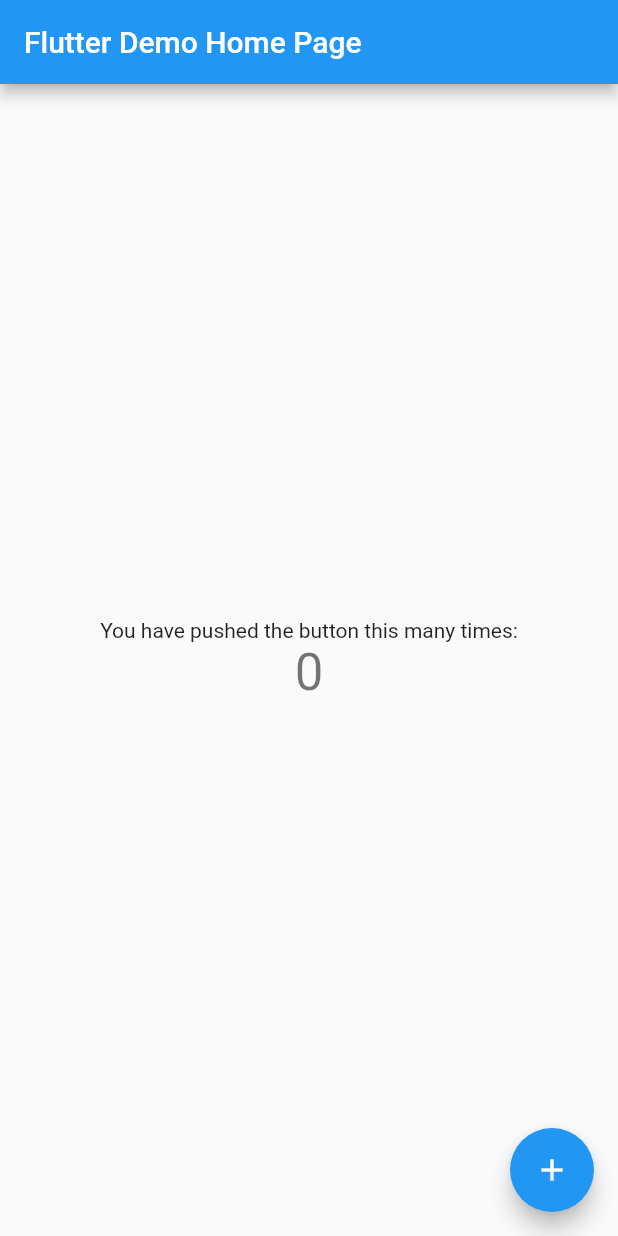
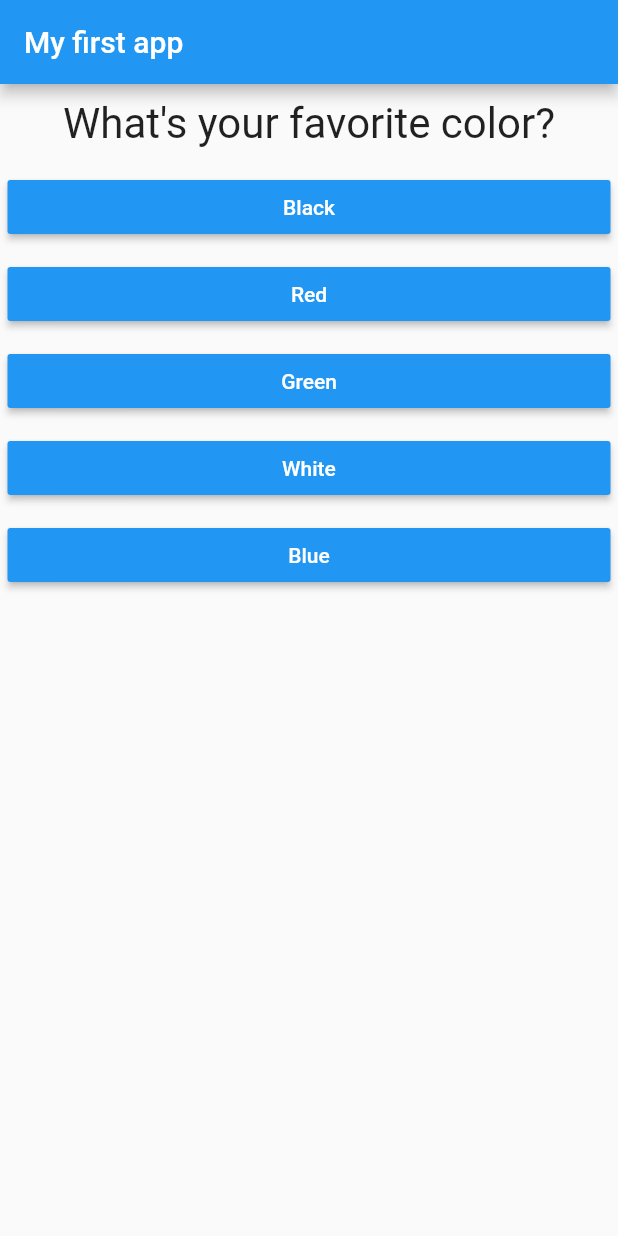
Before and after one commit to eduardoreche/flutter-quiz, a Flutter app: the screen it shows after launch, on a phone screen of 412 x 824 dp. Run offline on Flutter 3.47's test engine with Material 2 defaults, Android fonts, the phone set to English and light mode, and no system bars.

Commit message:
final version quiz course

```diff
--- /dev/null
+++ b/lib/answer.dart
@@ -0,0 +1,22 @@
+import 'package:flutter/material.dart';
+
+class Answer extends StatelessWidget {
+  final Function selectHandler;
+  final String answerText;
+
+  Answer(this.selectHandler, String this.answerText);
+
+  @override
+  Widget build(BuildContext context) {
+    return Container(
+      width: double.infinity,
+      margin: EdgeInsets.all(5),
+      child: RaisedButton(
+        color: Colors.blue,
+        textColor: Colors.white,
+        child: Text(answerText),
+        onPressed: selectHandler,
+      ),
+    );
+  }
+}
--- a/lib/main.dart
+++ b/lib/main.dart
@@ -1,111 +1,79 @@
 import 'package:flutter/material.dart';
+
+import './quiz.dart';
+import './result.dart';
 
 void main() => runApp(MyApp());
 
-class MyApp extends StatelessWidget {
-  // This widget is the root of your application.
+class MyApp extends StatefulWidget {
   @override
-  Widget build(BuildContext context) {
-    return MaterialApp(
-      title: 'Flutter Demo',
-      theme: ThemeData(
-        // This is the theme of your application.
-        //
-        // Try running your application with "flutter run". You'll see the
-        // application has a blue toolbar. Then, without quitting the app, try
-        // changing the primarySwatch below to Colors.green and then invoke
-        // "hot reload" (press "r" in the console where you ran "flutter run",
-        // or simply save your changes to "hot reload" in a Flutter IDE).
-        // Notice that the counter didn't reset back to zero; the application
-        // is not restarted.
-        primarySwatch: Colors.blue,
-      ),
-      home: MyHomePage(title: 'Flutter Demo Home Page'),
-    );
+  State<StatefulWidget> createState() {
+    return _MyAppState();
   }
 }
 
-class MyHomePage extends StatefulWidget {
-  MyHomePage({Key key, this.title}) : super(key: key);
+class _MyAppState extends State<MyApp> {
+  final _questions = const [
+    {
+      'questionText': 'What\'s your favorite color?',
+      'answers': [
+        {'text': 'Black', 'score': 10},
+        {'text': 'Red', 'score': 5},
+        {'text': 'Green', 'score': 3},
+        {'text': 'White', 'score': 1},
+        {'text': 'Blue', 'score': 8},
+      ]
+    },
+    {
+      'questionText': 'What\'s your favorite animal?',
+      'answers': [
+        {'text': 'Rabbit', 'score': 10},
+        {'text': 'Snake', 'score': 5},
+        {'text': 'Elephant', 'score': 3},
+        {'text': 'Lion', 'score': 1},
+      ]
+    },
+    {
+      'questionText': 'What\'s your favorite game?',
+      'answers': [
+        {'text': 'Voleyball', 'score': 10},
+        {'text': 'Tenis', 'score': 5},
+        {'text': 'Basketball', 'score': 3},
+        {'text': 'Football', 'score': 1},
+      ]
+    },
+  ];
+  var _questionIndex = 0;
+  var _totalScore = 0;
 
-  // This widget is the home page of your application. It is stateful, meaning
-  // that it has a State object (defined below) that contains fields that affect
-  // how it looks.
+  void _answerQuestion(int score) {
+    setState(() {
+      _totalScore += score;
+      _questionIndex = _questionIndex + 1;
+    });
+    print(_questionIndex);
+  }
 
-  // This class is the configuration for the state. It holds the values (in this
-  // case the title) provided by the parent (in this case the App widget) and
-  // used by the build method of the State. Fields in a Widget subclass are
-  // always marked "final".
-
-  final String title;
-
-  @override
-  _MyHomePageState createState() => _MyHomePageState();
-}
-
-class _MyHomePageState extends State<MyHomePage> {
-  int _counter = 0;
-
-  void _incrementCounter() {
+  void _resetQuiz() {
     setState(() {
-      // This call to setState tells the Flutter framework that something has
-      // changed in this State, which causes it to rerun the build method below
-      // so that the display can reflect the updated values. If we changed
-      // _counter without calling setState(), then the build method would not be
-      // called again, and so nothing would appear to happen.
-      _counter++;
+      _totalScore = 0;
+      _questionIndex = 0;
     });
   }
 
   @override
   Widget build(BuildContext context) {
-    // This method is rerun every time setState is called, for instance as done
-    // by the _incrementCounter method above.
-    //
-    // The Flutter framework has been optimized to make rerunning build methods
-    // fast, so that you can just rebuild anything that needs updating rather
-    // than having to individually change instances of widgets.
-    return Scaffold(
-      appBar: AppBar(
-        // Here we take the value from the MyHomePage object that was created by
-        // the App.build method, and use it to set our appbar title.
-        title: Text(widget.title),
+    return MaterialApp(
+      home: Scaffold(
+        appBar: AppBar(
+          title: Text('My first app'),
+        ),
+        body: _questionIndex < _questions.length
+            ? Quiz(
+                question: _questions[_questionIndex],
+                answerQuestion: _answerQuestion)
+            : Result(resultScore: _totalScore, resetQuiz: _resetQuiz,),
       ),
-      body: Center(
-        // Center is a layout widget. It takes a single child and positions it
-        // in the middle of the parent.
-        child: Column(
-          // Column is also a layout widget. It takes a list of children and
-          // arranges them vertically. By default, it sizes itself to fit its
-          // children horizontally, and tries to be as tall as its parent.
-          //
-          // Invoke "debug painting" (press "p" in the console, choose the
-          // "Toggle Debug Paint" action from the Flutter Inspector in Android
-          // Studio, or the "Toggle Debug Paint" command in Visual Studio Code)
-          // to see the wireframe for each widget.
-          //
-          // Column has various properties to control how it sizes itself and
-          // how it positions its children. Here we use mainAxisAlignment to
-          // center the children vertically; the main axis here is the vertical
-          // axis because Columns are vertical (the cross axis would be
-          // horizontal).
-          mainAxisAlignment: MainAxisAlignment.center,
-          children: <Widget>[
-            Text(
-              'You have pushed the button this many times:',
-            ),
-            Text(
-              '$_counter',
-              style: Theme.of(context).textTheme.display1,
-            ),
-          ],
-        ),
-      ),
-      floatingActionButton: FloatingActionButton(
-        onPressed: _incrementCounter,
-        tooltip: 'Increment',
-        child: Icon(Icons.add),
-      ), // This trailing comma makes auto-formatting nicer for build methods.
     );
   }
 }
--- /dev/null
+++ b/lib/question.dart
@@ -0,0 +1,19 @@
+import 'package:flutter/material.dart';
+
+class Question extends StatelessWidget {
+  final String questionText;
+
+  Question(this.questionText);
+
+  @override
+  Widget build(BuildContext context) {
+    return Container(
+        width: double.infinity,
+        margin: EdgeInsets.all(10),
+        child: Text(
+          questionText,
+          style: TextStyle(fontSize: 28),
+          textAlign: TextAlign.center,
+        ));
+  }
+}
--- /dev/null
+++ b/lib/quiz.dart
@@ -0,0 +1,26 @@
+import 'package:flutter/material.dart';
+
+import './question.dart';
+import './answer.dart';
+
+class Quiz extends StatelessWidget {
+  final Map<String, Object> question;
+  final Function answerQuestion;
+
+  Quiz({@required this.question, @required this.answerQuestion});
+
+  @override
+  Widget build(BuildContext context) {
+    return Column(
+      children: [
+        Question(question['questionText']),
+        ...(question['answers'] as List<Map<String, Object>>).map((answer) {
+          return Answer(
+            () => answerQuestion(answer['score']),
+            answer['text']
+          );
+        }).toList(),
+      ],
+    );
+  }
+}
--- /dev/null
+++ b/lib/result.dart
@@ -0,0 +1,43 @@
+import 'package:flutter/material.dart';
+
+class Result extends StatelessWidget {
+  final int resultScore;
+  final Function resetQuiz;
+
+  Result({@required this.resultScore, @required this.resetQuiz});
+
+  String get resultPhrase {
+    String resultText;
+
+    if (resultScore <= 8) {
+      resultText = 'You are awesome and innocent!';
+    } else if (resultScore <= 12) {
+      resultText = 'Pretty likeable!';
+    } else if (resultScore <= 16) {
+      resultText = 'You are.... strange!?';
+    } else {
+      resultText = 'You are so bad!';
+    }
+
+    return resultText;
+  }
+
+  @override
+  Widget build(BuildContext context) {
+    return Center(
+        child: Column(
+      children: <Widget>[
+        Text(
+          resultPhrase,
+          style: TextStyle(fontSize: 36, fontWeight: FontWeight.bold),
+          textAlign: TextAlign.center,
+        ),
+        FlatButton(
+          child: Text('Restart Quiz!'),
+          textColor: Colors.blue,
+          onPressed: resetQuiz,
+        )
+      ],
+    ));
+  }
+}
```
